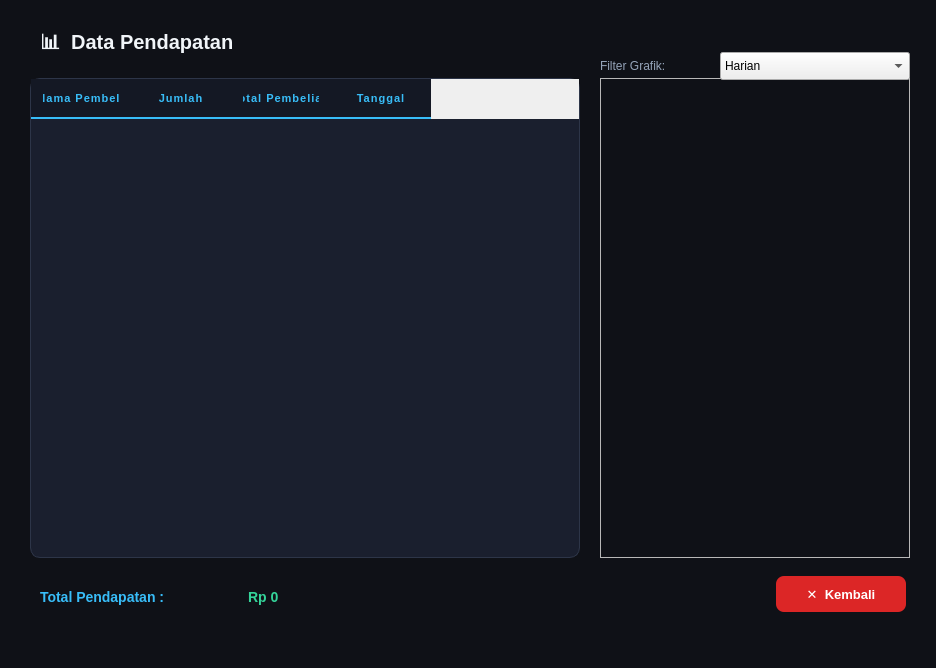
The window that Data.ui (andriefendy26/Desktop-Based-Cashier-Application) describes before a commit, drawn with Qt 5.
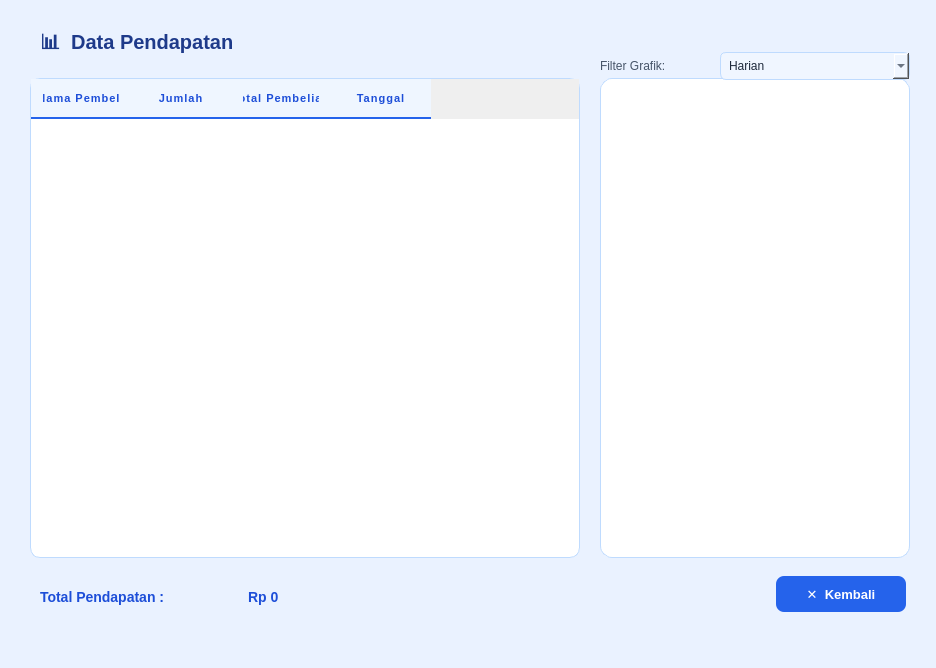
The same window after the commit.

Diff of the .ui file:
```diff
--- a/Data.ui
+++ b/Data.ui
@@ -17,35 +17,35 @@
    <string notr="true">
 /* ─── Global ─── */
 QDialog, QWidget#widget_2 {
-    background-color: #0f1117;
-    color: #e2e8f0;
+    background-color: #eaf2ff;
+    color: #1e293b;
     font-family: &quot;Segoe UI&quot;, sans-serif;
     font-size: 13px;
 }
 
 /* ─── Labels ─── */
 QLabel {
-    color: #94a3b8;
+    color: #475569;
     font-size: 12px;
     background: transparent;
 }
 
 QLabel#label_3 {
-    color: #f1f5f9;
+    color: #1e3a8a;
     font-size: 20px;
     font-weight: 700;
     background: transparent;
 }
 
 QLabel#label_9 {
-    color: #38bdf8;
+    color: #1d4ed8;
     font-size: 14px;
     font-weight: 700;
     background: transparent;
 }
 
 QLabel#Total {
-    color: #34d399;
+    color: #1d4ed8;
     font-size: 14px;
     font-weight: 700;
     background: transparent;
@@ -61,7 +61,7 @@
 }
 
 QPushButton#keluar {
-    background-color: #dc2626;
+    background-color: #2563eb;
     color: #fff;
     border: none;
 }
@@ -70,37 +70,37 @@
 
 /* ─── Table Widget ─── */
 QTableWidget {
-    background-color: #1a1f2e;
-    border: 1px solid #2d3548;
+    background-color: #ffffff;
+    border: 1px solid #bfdbfe;
     border-radius: 10px;
-    gridline-color: #222840;
-    color: #e2e8f0;
+    gridline-color: #e5edfb;
+    color: #1e293b;
     font-size: 13px;
-    selection-background-color: #1e3a5f;
-    selection-color: #e0f2fe;
+    selection-background-color: #dbeafe;
+    selection-color: #1e3a8a;
     outline: none;
 }
 
 QHeaderView::section {
-    background-color: #141824;
-    color: #38bdf8;
+    background-color: #eff6ff;
+    color: #1d4ed8;
     font-size: 11px;
     font-weight: 700;
     letter-spacing: 1px;
     text-transform: uppercase;
     padding: 10px 12px;
     border: none;
-    border-bottom: 2px solid #38bdf8;
+    border-bottom: 2px solid #2563eb;
 }
 
 QTableWidget::item {
     padding: 8px 12px;
-    border-bottom: 1px solid #1e2436;
+    border-bottom: 1px solid #e5edfb;
 }
 
 QTableWidget::item:selected {
-    background-color: #1e3a5f;
-    color: #e0f2fe;
+    background-color: #dbeafe;
+    color: #1e3a8a;
     border-radius: 4px;
 }
 
@@ -109,24 +109,24 @@
 }
 
 QScrollBar:vertical {
-    background: #141824;
+    background: #eff6ff;
     width: 8px;
     border-radius: 4px;
 }
 QScrollBar::handle:vertical {
-    background: #38bdf8;
+    background: #93c5fd;
     border-radius: 4px;
     min-height: 30px;
 }
 QScrollBar::add-line:vertical, QScrollBar::sub-line:vertical { height: 0; }
 
 QScrollBar:horizontal {
-    background: #141824;
+    background: #eff6ff;
     height: 8px;
     border-radius: 4px;
 }
 QScrollBar::handle:horizontal {
-    background: #38bdf8;
+    background: #93c5fd;
     border-radius: 4px;
 }
 QScrollBar::add-line:horizontal, QScrollBar::sub-line:horizontal { width: 0; }
@@ -193,6 +193,9 @@
        <height>480</height>
       </rect>
      </property>
+     <property name="styleSheet">
+      <string notr="true">background-color: #ffffff; border: 1px solid #bfdbfe; border-radius: 12px;</string>
+     </property>
      <property name="frameShape">
       <enum>QFrame::StyledPanel</enum>
      </property>
@@ -222,6 +225,9 @@
        <height>28</height>
       </rect>
      </property>
+     <property name="styleSheet">
+      <string notr="true">background-color:#f0f6ff; border:1px solid #bfdbfe; border-radius:6px; color:#1e293b; padding:2px 8px;</string>
+     </property>
      <item>
       <property name="text">
        <string>Harian</string>
```
Left out of the diff: 6 changed lines with no effect on the pictures.
